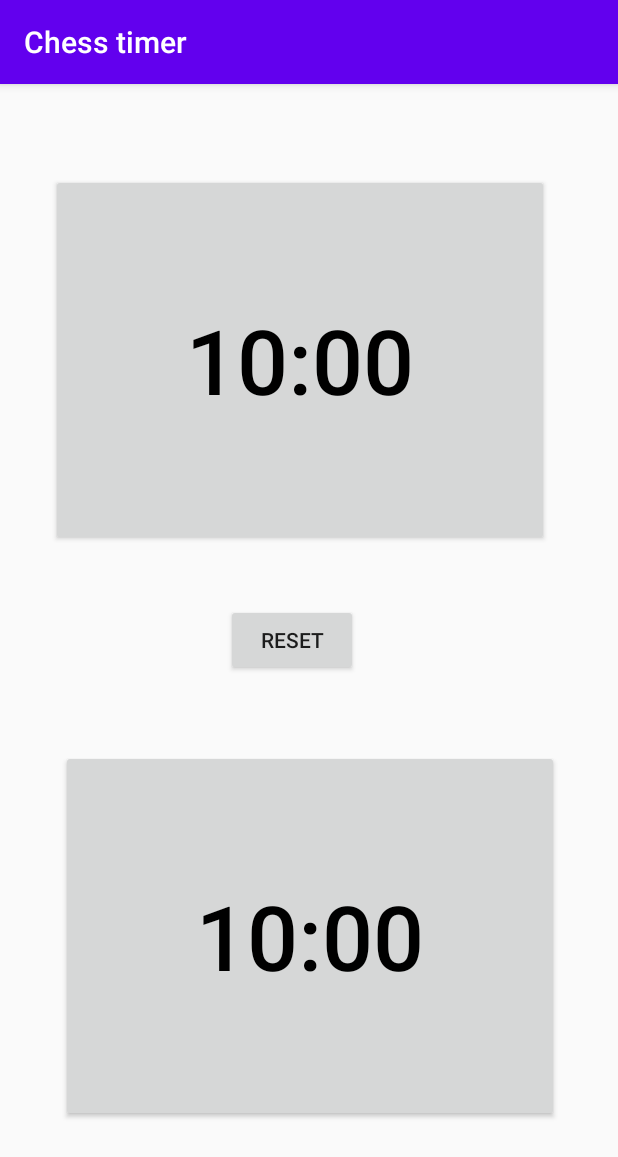
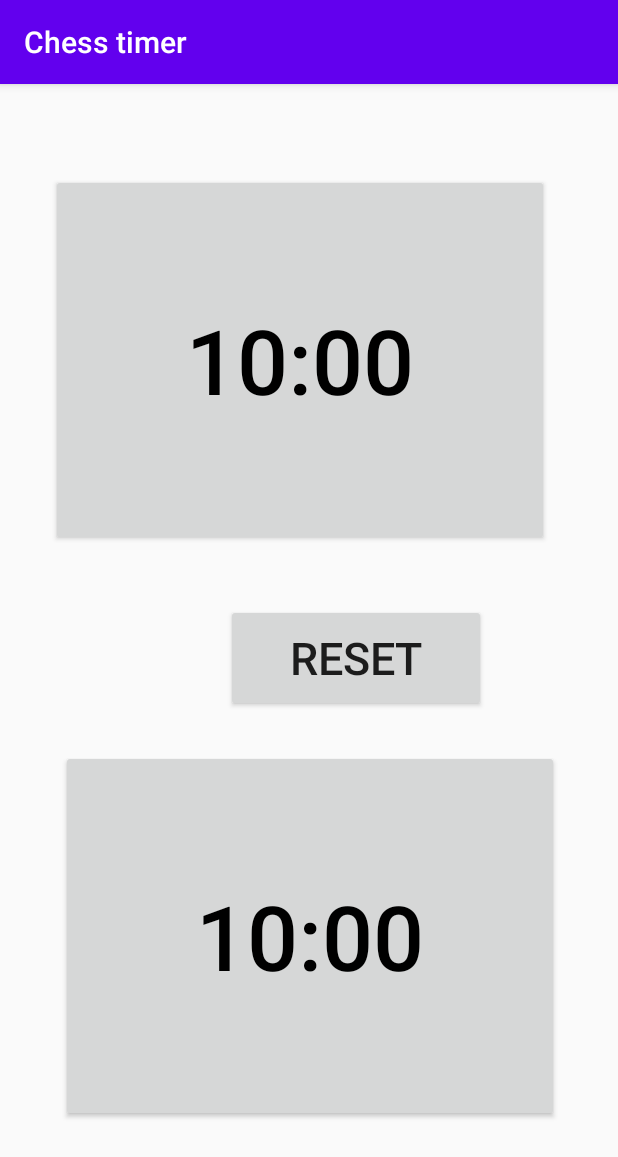
Before and after one commit to xdelu02/A, an Android app: the timer screen opened directly, with no data from a screen before it, after a tap on "RESET", on a phone screen of 412 x 824 dp. Shown: the top 1157 px of the screen. Run offline under Robolectric (Android 15) with nearby library versions, the light colour scheme and no system bars; 2 other taps on this screen came first.

Commit message:
Timer completato valori iniziali timer ancora non presi dall'utente

```diff
--- a/app/src/main/java/com/example/chessTimer/timer.java
+++ b/app/src/main/java/com/example/chessTimer/timer.java
@@ -6,12 +6,8 @@ import android.os.Bundle;
 import android.os.CountDownTimer;
 import android.view.View;
 import android.widget.Button;
-import android.widget.TextView;
-
 import java.util.Locale;
 import java.util.Objects;
-import java.util.Timer;
-import java.util.TimerTask;
 
 public class timer extends AppCompatActivity {
 
@@ -22,24 +18,20 @@ public class timer extends AppCompatActivity {
     private Button resetBtn;
     private CountDownTimer top_countDownTimer;
     private CountDownTimer bottom_countDownTimer;
-    private boolean isTopTimerRunning;
-    private boolean isBottomTimerRunning;
     private long top_timeLeft = top_START_TIME;
     private long bottom_timeLeft = bottom_START_TIME;
     private int contaMosse;
-
-/*  int wMin = Integer.parseInt(Objects.requireNonNull(getIntent().getExtras().getString("com.example.chessTimer.minuteWhite")));
-    int wSec = Integer.parseInt(Objects.requireNonNull(getIntent().getExtras().getString("com.example.chessTimer.secondWhite")));
-    int bMin = Integer.parseInt(Objects.requireNonNull(getIntent().getExtras().getString("com.example.chessTimer.minuteBlack")));
-    int bSec = Integer.parseInt(Objects.requireNonNull(getIntent().getExtras().getString("com.example.chessTimer.secondBlack")));*/
 
     @Override
     protected void onCreate(Bundle savedInstanceState) {
         super.onCreate(savedInstanceState);
         setContentView(R.layout.activity_timer);
 
-        isTopTimerRunning = false;
-        isBottomTimerRunning = false;
+        //int bottomMin = Integer.parseInt(getIntent().getExtras().getString("com.example.chessTimer.minuteWhite"));
+/*      int bottomSec = Integer.parseInt(getIntent().getExtras().getString("com.example.chessTimer.secondWhite"));
+        int topMin = Integer.parseInt(getIntent().getExtras().getString("com.example.chessTimer.minuteBlack"));
+        int topSec = Integer.parseInt(getIntent().getExtras().getString("com.example.chessTimer.secondBlack"));*/
+
         contaMosse = 0;
 
         resetBtn = findViewById(R.id.resetBtn);
@@ -55,6 +47,7 @@ public class timer extends AppCompatActivity {
                 startTimer("bottom");
                 topBtn.setClickable(false);
                 bottomBtn.setClickable(true);
+                ++contaMosse;
             }
         });
 
@@ -65,6 +58,7 @@ public class timer extends AppCompatActivity {
                 startTimer("top");
                 bottomBtn.setClickable(false);
                 topBtn.setClickable(true);
+                ++contaMosse;
             }
         });
 
@@ -89,12 +83,10 @@ public class timer extends AppCompatActivity {
 
                 @Override
                 public void onFinish() {
-                    isTopTimerRunning = false;
-                    topBtn.setText("A");
+                    topBtn.setText("LOSE");
+                    bottomBtn.setText("WIN");
                 }
             }.start();
-
-            isTopTimerRunning = true;
         }
         else{
             bottom_countDownTimer = new CountDownTimer(bottom_timeLeft, 1000) {
@@ -106,23 +98,19 @@ public class timer extends AppCompatActivity {
 
                 @Override
                 public void onFinish() {
-                    isBottomTimerRunning = false;
-                    bottomBtn.setText("A");
+                    topBtn.setText("WIN");
+                    bottomBtn.setText("LOSE");
                 }
             }.start();
-
-            isBottomTimerRunning = true;
         }
     }
 
     private void pauseTimer(String pos) {
-        if(pos.equals("top") && isTopTimerRunning){
+        if(pos.equals("top") && contaMosse != 0) {
             top_countDownTimer.cancel();
-            isTopTimerRunning = false;
         }
-        else if(pos.equals("bottom") && isBottomTimerRunning){
+        else if(pos.equals("bottom") && contaMosse != 0) {
             bottom_countDownTimer.cancel();
-            isBottomTimerRunning = false;
         }
     }
 
@@ -130,14 +118,16 @@ public class timer extends AppCompatActivity {
         pauseTimer("top");
         pauseTimer("bottom");
 
+        contaMosse = 0;
+
         bottom_timeLeft = bottom_START_TIME;
         top_timeLeft = bottom_START_TIME;
 
         uptadeCountDownText("top");
         uptadeCountDownText("bottom");
 
-        isTopTimerRunning = false;
-        isBottomTimerRunning= false;
+        bottomBtn.setClickable(true);
+        topBtn.setClickable(true);
     }
 
     private void uptadeCountDownText(String pos) {
--- a/app/src/main/res/layout/activity_timer.xml
+++ b/app/src/main/res/layout/activity_timer.xml
@@ -32,11 +32,12 @@
 
     <Button
         android:id="@+id/resetBtn"
-        android:layout_width="wrap_content"
-        android:layout_height="wrap_content"
+        android:layout_width="173dp"
+        android:layout_height="72dp"
         android:layout_alignParentEnd="true"
         android:layout_alignParentBottom="true"
-        android:layout_marginEnd="173dp"
-        android:layout_marginBottom="373dp"
-        android:text="Reset" />
+        android:layout_marginEnd="88dp"
+        android:layout_marginBottom="349dp"
+        android:text="Reset"
+        android:textSize="30sp"/>
 </RelativeLayout>
```
